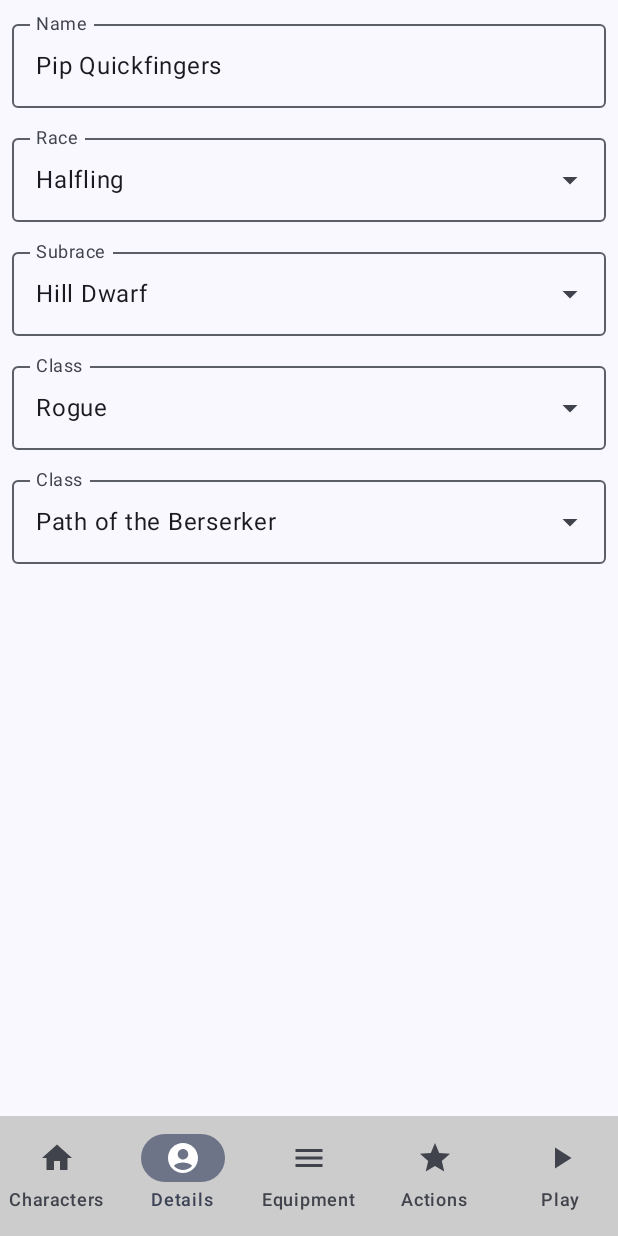
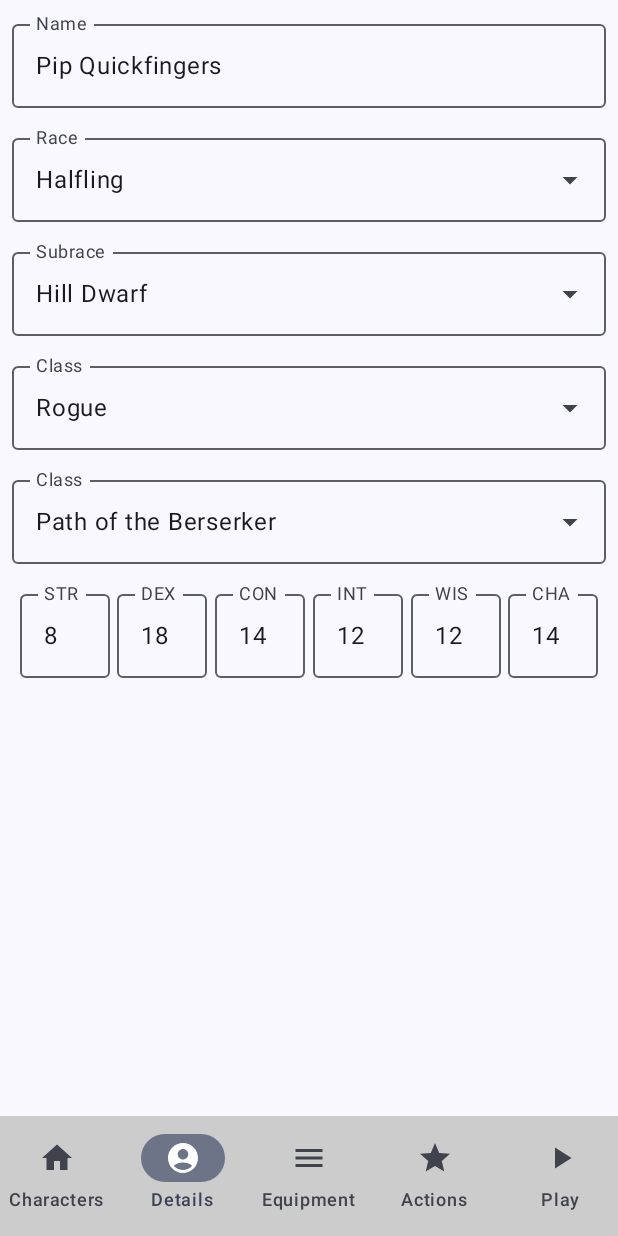
Before and after one commit to TomaszMen/RPG_Character_Sheet, an Android app built with Jetpack Compose: the screen it shows after launch (MainActivity), after a tap on an icon or button, on a phone screen of 412 x 824 dp. Run offline under Robolectric (Android 15) with nearby library versions, the phone set to English and light mode, and no system bars; our stand-ins replace Room's generated code.

Commit message:
Made progress in CharacterDetailsScreen

```diff
--- a/app/src/main/java/com/example/rpg_character_sheet/CharacterDao.kt
+++ b/app/src/main/java/com/example/rpg_character_sheet/CharacterDao.kt
@@ -115,7 +115,7 @@ interface CharacterDao {
     fun getAlignmentById(alignmentId: Int): Flow<Alignment>
 
     // Stats
-    @Query("UPDATE characters SET strength = :str, dexterity = :dex, constitution = :con," +
-            "intelligence = :int, wisdom = :wis, charisma = :cha WHERE characterId = :characterId")
-    suspend fun updateCharacterStats(characterId: Int, str: Int, dex: Int, con: Int, int: Int, wis: Int, cha: Int)
+    @Query("UPDATE characters SET STRength = :STR, DEXterity = :DEX, CONstitution = :CON," +
+            "intelligence = :INT, wisdom = :WIS, charisma = :CHA WHERE characterId = :characterId")
+    suspend fun updateCharacterStats(characterId: Int, STR: Int, DEX: Int, CON: Int, INT: Int, WIS: Int, CHA: Int)
 }
--- a/app/src/main/java/com/example/rpg_character_sheet/CharacterDetailsScreen.kt
+++ b/app/src/main/java/com/example/rpg_character_sheet/CharacterDetailsScreen.kt
@@ -2,21 +2,30 @@ package com.example.rpg_character_sheet
 
 import androidx.compose.foundation.layout.Arrangement
 import androidx.compose.foundation.layout.Column
+import androidx.compose.foundation.layout.Row
 import androidx.compose.foundation.layout.fillMaxSize
 import androidx.compose.foundation.layout.fillMaxWidth
 import androidx.compose.foundation.layout.padding
+import androidx.compose.foundation.layout.width
+import androidx.compose.foundation.text.KeyboardOptions
 import androidx.compose.material3.OutlinedTextField
 import androidx.compose.material3.Text
 import androidx.compose.runtime.Composable
+import androidx.compose.runtime.MutableState
 import androidx.compose.runtime.collectAsState
 import androidx.compose.runtime.getValue
+import androidx.compose.runtime.mutableIntStateOf
+import androidx.compose.runtime.mutableStateOf
+import androidx.compose.runtime.remember
 import androidx.compose.ui.Alignment
 import androidx.compose.ui.Modifier
 import androidx.compose.ui.text.font.FontWeight
+import androidx.compose.ui.text.input.KeyboardType
 import androidx.compose.ui.text.style.TextAlign
 import androidx.compose.ui.unit.dp
 import androidx.compose.ui.unit.sp
 import androidx.navigation.NavHostController
+import table_entities.Character
 
 
 @Composable
@@ -78,11 +87,96 @@ fun CharacterDetailsScreen(characterId: Int, viewModel: CharacterViewModel, navC
 				}
 			}
 
+			// Stats
+			val strState = remember { mutableIntStateOf(0) }
+			val dexState = remember { mutableIntStateOf(0) }
+			val conState = remember { mutableIntStateOf(0) }
+			val intState = remember { mutableIntStateOf(0) }
+			val wisState = remember { mutableIntStateOf(0) }
+			val chaState = remember { mutableIntStateOf(0) }
+
+			Row(
+				modifier = Modifier.fillMaxWidth(),
+				horizontalArrangement = Arrangement.SpaceEvenly
+			) {
+				OutlinedTextField(
+					value = character.strength.toString(),
+					onValueChange = {
+						strState.intValue = it.toInt()
+						viewModel.updateCharacterStats(
+							character.characterId, strState.intValue, dexState.intValue, conState.intValue,
+							intState.intValue, wisState.intValue, chaState.intValue
+						)},
+					label = { Text("STR") },
+					modifier = Modifier.width(60.dp)
+				)
+
+				OutlinedTextField(
+					value = character.dexterity.toString(),
+					onValueChange = {
+						dexState.intValue = it.toInt()
+						viewModel.updateCharacterStats(
+							character.characterId, strState.intValue, dexState.intValue, conState.intValue,
+							intState.intValue, wisState.intValue, chaState.intValue
+						)},
+					label = { Text("DEX") },
+					modifier = Modifier.width(60.dp)
+				)
+
+				OutlinedTextField(
+					value = character.constitution.toString(),
+					onValueChange = {
+						conState.intValue = it.toInt()
+						viewModel.updateCharacterStats(
+							character.characterId, strState.intValue, dexState.intValue, conState.intValue,
+							intState.intValue, wisState.intValue, chaState.intValue
+						)},
+					label = { Text("CON") },
+					modifier = Modifier.width(60.dp)
+				)
+
+				OutlinedTextField(
+					value = character.intelligence.toString(),
+					onValueChange = {
+						intState.intValue = it.toInt()
+						viewModel.updateCharacterStats(
+							character.characterId, strState.intValue, dexState.intValue, conState.intValue,
+							intState.intValue, wisState.intValue, chaState.intValue
+						)},
+					label = { Text("INT") },
+					modifier = Modifier.width(60.dp)
+				)
+
+				OutlinedTextField(
+					value = character.wisdom.toString(),
+					onValueChange = {
+						wisState.intValue = it.toInt()
+						viewModel.updateCharacterStats(
+							character.characterId, strState.intValue, dexState.intValue, conState.intValue,
+							intState.intValue, wisState.intValue, chaState.intValue
+						)},
+					label = { Text("WIS") },
+					modifier = Modifier.width(60.dp)
+				)
+
+				OutlinedTextField(
+					value = character.charisma.toString(),
+					onValueChange = {
+						chaState.intValue = it.toInt()
+						viewModel.updateCharacterStats(
+							character.characterId, strState.intValue, dexState.intValue, conState.intValue,
+							intState.intValue, wisState.intValue, chaState.intValue
+						)},
+					label = { Text("CHA") },
+					modifier = Modifier.width(60.dp)
+				)
+			}
+
 
 		}
 	} else {
 		Text(
-			text = "Character not found",
+			text = "Character details not found",
 			textAlign = TextAlign.Center
 		)
 	}
```
Also changed, not shown: app/src/main/java/com/example/rpg_character_sheet/CharacterViewModel.kt (+7 -0 lines).
